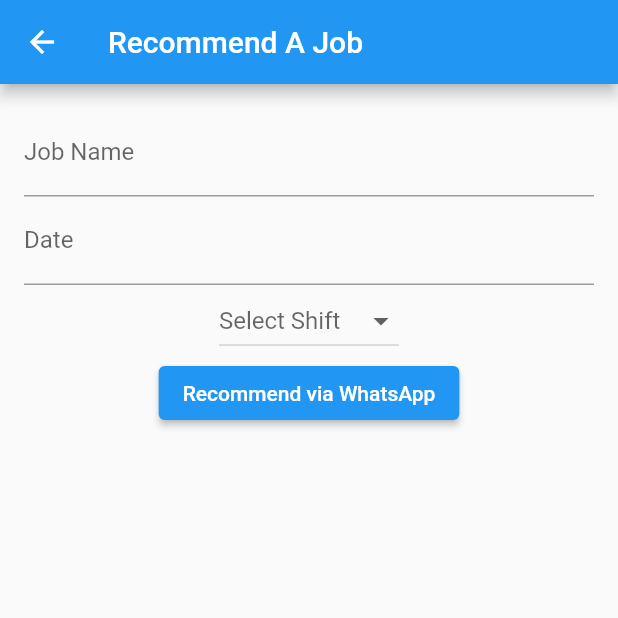
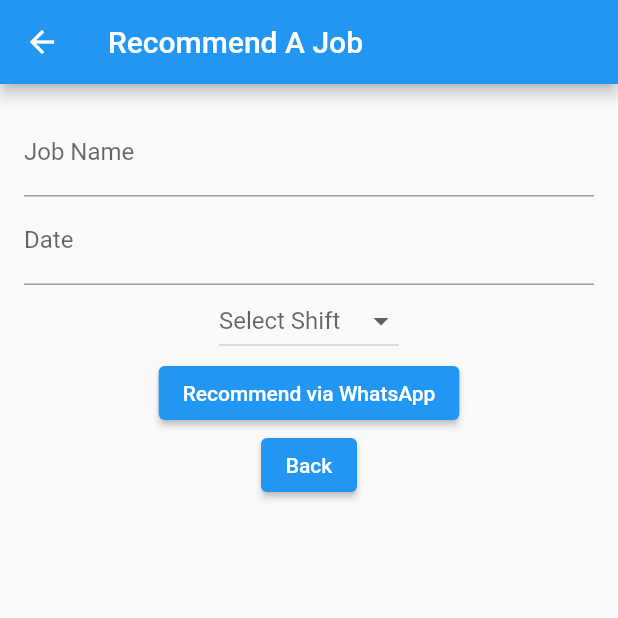
Before and after one commit to Phoenix-Chiriseri/wekare_flutterapp, a Flutter app: the RecommendAJob screen opened directly, on a phone screen of 412 x 824 dp, the top half of it. Run offline on Flutter 3.47's test engine with Material 2 defaults, Android fonts, the phone set to English and light mode, and no system bars; our stand-ins replace sqflite; missing offline and left inert: flutter_phone_direct_caller; accounts and stored records are empty.

Commit message:
added the back button to the recommend a friend screen

```diff
--- a/lib/recommend_a_friend.dart
+++ b/lib/recommend_a_friend.dart
@@ -52,6 +52,12 @@ class _RecommendAJobState extends State<RecommendAJob> {
               },
               child: const Text('Recommend via WhatsApp'),
             ),
+            ElevatedButton(
+              onPressed: () {
+                Navigator.pop(context);
+              },
+              child: const Text('Back'),
+            ),
           ],
         ),
       ),
--- a/lib/save_notes.dart
+++ b/lib/save_notes.dart
@@ -132,6 +132,7 @@ class _SaveNotesOnJobState extends State<SaveNotesOnJob> {
       ScaffoldMessenger.of(context as BuildContext).showSnackBar(SnackBar(
         content: Text('Data saved to the database.'),
       ));
+      print("data saved");
     } else {
       // Handle input validation, e.g., show an error message
       ScaffoldMessenger.of(context as BuildContext).showSnackBar(SnackBar(
```
